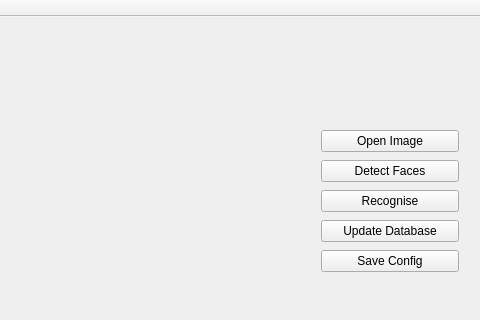
Above: examples/gui/src/mainwindow.ui from cnsuhao/libface before the change; both pictures show x 320 to 800 and y 0 to 320 of the 800 by 600 pixel window. Below: the same form after it.
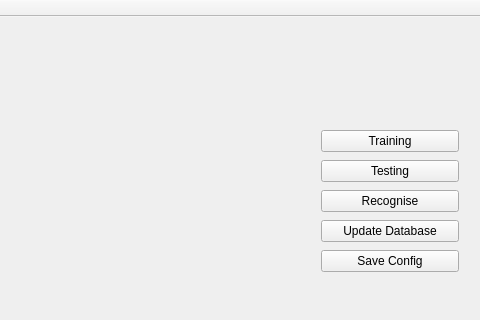
That is the form after the change.

```diff
--- a/examples/gui/src/mainwindow.ui
+++ b/examples/gui/src/mainwindow.ui
@@ -53,14 +53,14 @@
      <item>
       <widget class="QPushButton" name="openImageBtn">
        <property name="text">
-        <string>Open Image</string>
+        <string>Training</string>
        </property>
       </widget>
      </item>
      <item>
       <widget class="QPushButton" name="detectFacesBtn">
        <property name="text">
-        <string>Detect Faces</string>
+        <string>Testing</string>
        </property>
       </widget>
      </item>
```
Left out of the diff: 2 changed lines with no effect on the pictures.
